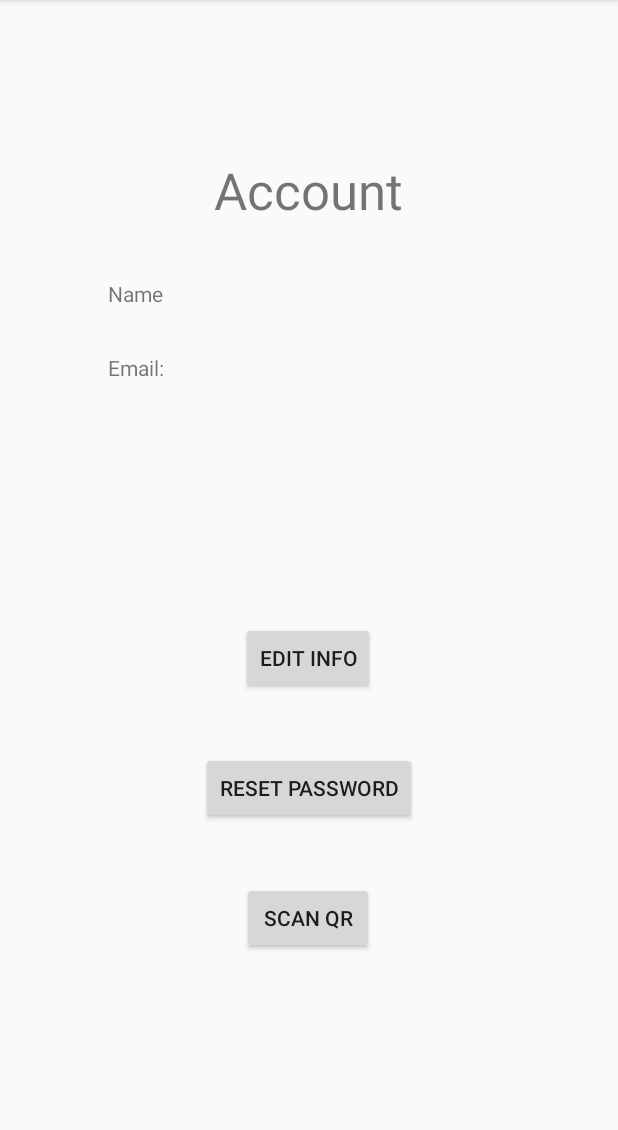
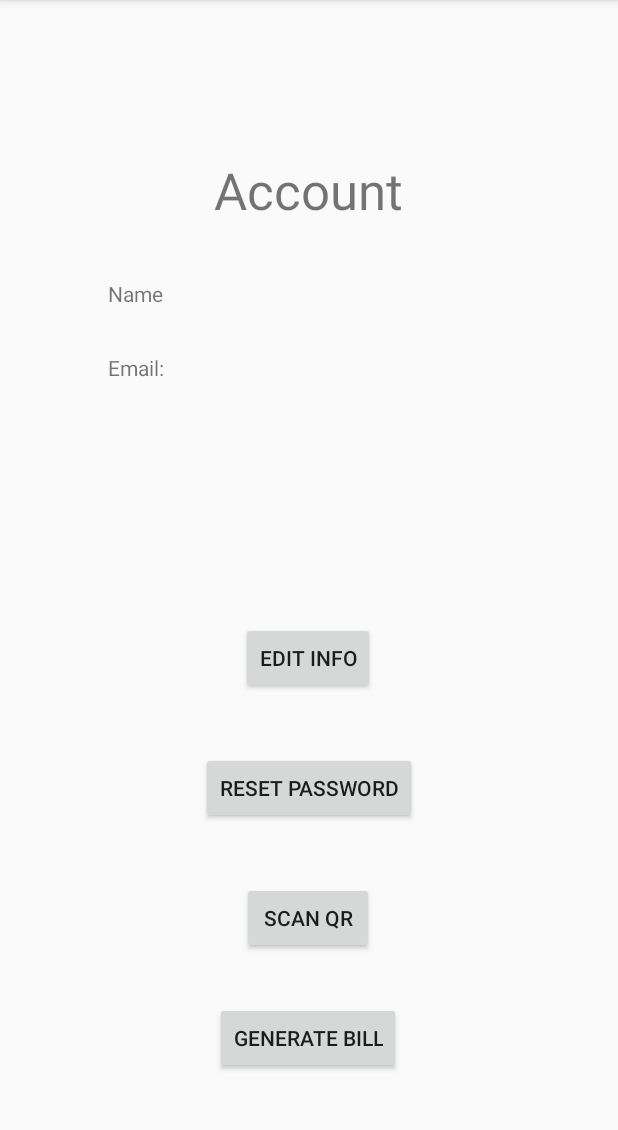
Before and after one commit to SCCapstone/TabDab, an Android app: the AccountInformation screen opened directly, with no data from a screen before it, on a phone screen of 412 x 824 dp, the part 84-1214 px from its top. Run offline under Robolectric (Android 15) with nearby library versions, the phone set to English and light mode, and no system bars; our stand-ins replace Firebase (no records; nobody signed in at launch, a user with empty details on screens opened directly).

Commit message:
Modified to the UI to be more central to the account screen.

```diff
--- a/app/src/main/java/com/example/tabdab/AccountInformation.java
+++ b/app/src/main/java/com/example/tabdab/AccountInformation.java
@@ -26,17 +26,20 @@ import java.util.jar.Attributes;
 
 public class AccountInformation extends AppCompatActivity{
     TextView UserName, UserEmail;
-    Button ButChangePass, ButEditInfo, ButScan;
+    Button ButChangePass, ButEditInfo, ButScan, ButGen;
     String UID;
     FirebaseAuth fireAuth;
     DatabaseReference database;
     FirebaseUser user;
+
     protected void onCreate(Bundle savedInstanceState) {
         super.onCreate(savedInstanceState);
         setContentView(R.layout.activity_account_information);
         ButChangePass = findViewById(R.id.chngPassBut);
         ButEditInfo = findViewById(R.id.editInfoBut);
         ButScan = findViewById(R.id.scanBut);
+        ButGen = findViewById(R.id.ButGen);
+
         fireAuth = FirebaseAuth.getInstance();
         user = fireAuth.getCurrentUser();
         database = FirebaseDatabase.getInstance().getReference("users/");
@@ -82,7 +85,13 @@ public class AccountInformation extends AppCompatActivity{
             ButScan.setOnClickListener(new View.OnClickListener() {
                 @Override
                 public void onClick(View view) {
-                    startActivity(new Intent(getApplicationContext(), ScanOrShow.class));
+                    startActivity(new Intent(getApplicationContext(), MainActivity.class));
+                }
+            });
+            ButGen.setOnClickListener(new View.OnClickListener() {
+                @Override
+                public void onClick (View view) {
+                    startActivity(new Intent(getApplicationContext(), BillCreator.class));
                 }
             });
         }
--- a/app/src/main/res/layout/activity_account_information.xml
+++ b/app/src/main/res/layout/activity_account_information.xml
@@ -59,7 +59,7 @@
         android:id="@+id/textView7"
         android:layout_width="wrap_content"
         android:layout_height="wrap_content"
-        android:text="Email:"
+        android:text="@string/email"
         app:layout_constraintBottom_toBottomOf="parent"
         app:layout_constraintEnd_toEndOf="parent"
         app:layout_constraintHorizontal_bias="0.192"
@@ -83,7 +83,7 @@
         android:id="@+id/chngPassBut"
         android:layout_width="wrap_content"
         android:layout_height="wrap_content"
-        android:text="Reset Password"
+        android:text="@string/reset_password"
         app:layout_constraintBottom_toBottomOf="parent"
         app:layout_constraintEnd_toEndOf="parent"
         app:layout_constraintStart_toStartOf="parent"
@@ -95,9 +95,21 @@
         android:layout_width="wrap_content"
         android:layout_height="wrap_content"
         android:layout_marginBottom="132dp"
-        android:text="Scan QR"
+        android:text="@string/scan_qr"
         app:layout_constraintBottom_toBottomOf="parent"
         app:layout_constraintEnd_toEndOf="parent"
         app:layout_constraintHorizontal_bias="0.498"
         app:layout_constraintStart_toStartOf="parent" />
+
+    <Button
+        android:id="@+id/ButGen"
+        android:layout_width="wrap_content"
+        android:layout_height="wrap_content"
+        android:text="@string/generate_bill"
+        app:layout_constraintBottom_toBottomOf="parent"
+        app:layout_constraintEnd_toEndOf="parent"
+        app:layout_constraintHorizontal_bias="0.498"
+        app:layout_constraintStart_toStartOf="parent"
+        app:layout_constraintTop_toBottomOf="@+id/scanBut"
+        app:layout_constraintVertical_bias="0.38" />
 </androidx.constraintlayout.widget.ConstraintLayout>
--- a/app/src/main/res/values/strings.xml
+++ b/app/src/main/res/values/strings.xml
@@ -28,4 +28,10 @@
     <string name="change_password">Change Password</string>
     <string name="add_tip">Add Tip</string>
     <string name="tip">Tip</string>
+    <string name="cont">Continue</string>
+    <string name="account_created">Account Created</string>
+    <string name="email">Email:</string>
+    <string name="reset_password">Reset Password</string>
+    <string name="scan_qr">Scan QR</string>
+    <string name="generate_bill">Generate Bill</string>
 </resources>
```
Also changed, not shown: app/src/main/AndroidManifest.xml (+2 -13 lines), app/src/main/java/com/example/tabdab/AccountCreated.java (+13 -0 lines), app/src/main/java/com/example/tabdab/ScanOrShow.java (deleted, +0 -26 lines), app/src/main/res/layout/activity_account_created.xml (+11 -1 lines), app/src/main/res/layout/activity_scan_or_show.xml (deleted, +0 -31 lines).
